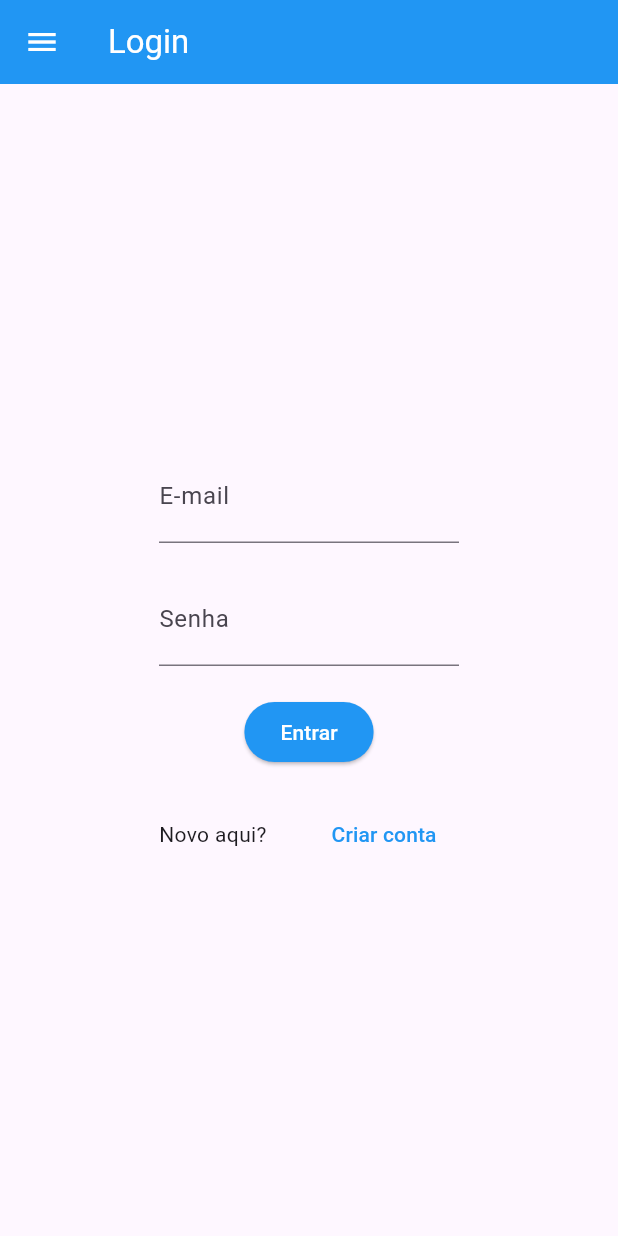
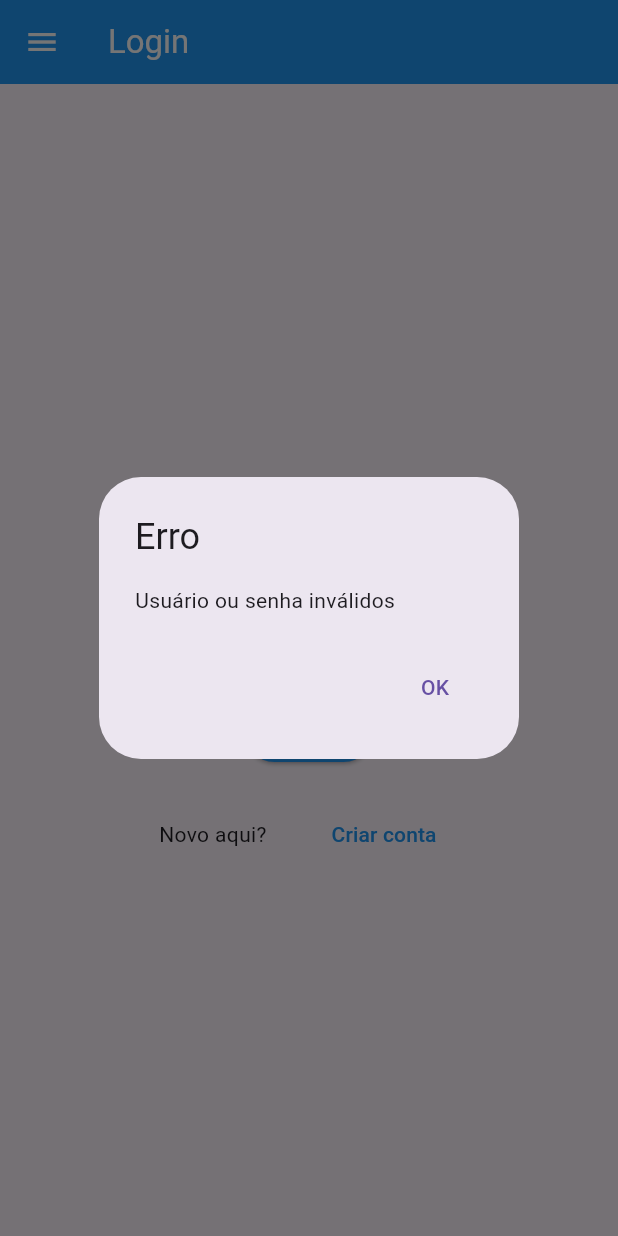
Before and after one commit to catfmcastro/LDDM_2024, a Flutter app: the screen it shows after launch, after a tap on "Entrar", on a phone screen of 412 x 824 dp. Run offline on Flutter 3.47's test engine with Material 3 defaults, Android fonts, the phone set to English and light mode, and no system bars; our stand-ins replace shared_preferences.

Commit message:
init register and login logic

```diff
--- a/atividades/pratica06/pratica06/lib/Login.dart
+++ b/atividades/pratica06/pratica06/lib/Login.dart
@@ -2,8 +2,61 @@
 
 import 'package:flutter/material.dart';
 import 'package:pratica06/signin.dart';
+import 'package:pratica06/Home.dart';
+import 'package:shared_preferences/shared_preferences.dart';
 
-class Login extends StatelessWidget {
+class Login extends StatefulWidget {
+  const Login({super.key});
+
+  @override
+  _LoginState createState() => _LoginState();
+}
+
+class _LoginState extends State<Login> {
+  TextEditingController _emailController = TextEditingController();
+
+  void _isLogged() async {
+    final SharedPreferences prefs = await SharedPreferences.getInstance();
+    final email = prefs.getString('email');
+    if (email != null) {
+      Navigator.of(context).push(MaterialPageRoute(builder: (context) => Home()));
+    }
+  }
+
+  void _login() async {
+    final SharedPreferences prefs = await SharedPreferences.getInstance();
+    List<String>? users = prefs.getStringList('users');
+
+    if (users != null) {
+      if (users.contains(_emailController.text)) {
+        prefs.setString('email', _emailController.text);
+        Navigator.of(context).push(MaterialPageRoute(builder: (context) => Home()));
+      } else {
+        _createDialog();
+      }
+    } else {
+      _createDialog();
+    }
+
+  }
+
+  void _createDialog() {
+    showDialog(
+      context: context,
+      builder: (context) => AlertDialog(
+        title: Text("Erro"),
+        content: Text("Usuário ou senha inválidos"),
+        actions: <Widget>[
+          TextButton(
+            onPressed: () {
+              Navigator.of(context).pop();
+            },
+            child: Text("OK"),
+          )
+        ],
+      ));
+  }
+
   @override
   Widget build(BuildContext context) {
     return MaterialApp(
@@ -21,14 +74,15 @@ class Login extends StatelessWidget {
                   child: Column(
                     mainAxisSize: MainAxisSize.min,
                     children: [
-                      const TextField(
+                      TextField(
+                        controller: _emailController,
                         decoration: InputDecoration(labelText: "E-mail"),
                         style: TextStyle(color: Colors.purple, fontSize: 20),
                       ),
                       const SizedBox(
                         height: 20,
                       ),
-                      const TextField(
+                      TextField(
                         decoration: InputDecoration(labelText: "Senha"),
                         style: TextStyle(color: Colors.purple, fontSize: 20),
                       ),
@@ -37,7 +91,7 @@ class Login extends StatelessWidget {
                       ),
                       Container(
                           child: ElevatedButton(
-                        onPressed: () => {},
+                        onPressed: _login,
                         child: Text("Entrar",
                             style: TextStyle(color: Colors.white)),
                         style: ElevatedButton.styleFrom(
--- a/atividades/pratica06/pratica06/pubspec.yaml
+++ b/atividades/pratica06/pratica06/pubspec.yaml
@@ -35,6 +35,7 @@ dependencies:
   # The following adds the Cupertino Icons font to your application.
   # Use with the CupertinoIcons class for iOS style icons.
   cupertino_icons: ^1.0.8
+  shared_preferences: ^2.3.2
 
 dev_dependencies:
   flutter_test:
```
Also changed, not shown: atividades/pratica06/pratica06/lib/SignIn.dart (+28 -11 lines), atividades/pratica06/pratica06/pubspec.lock, 1 other file.
